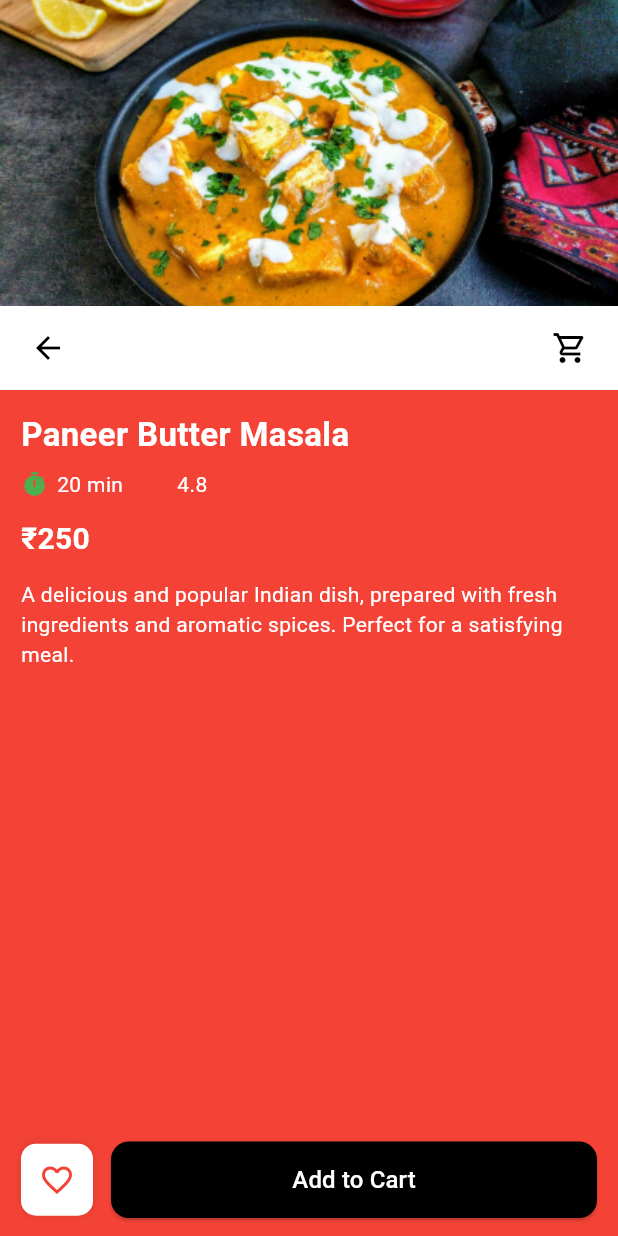
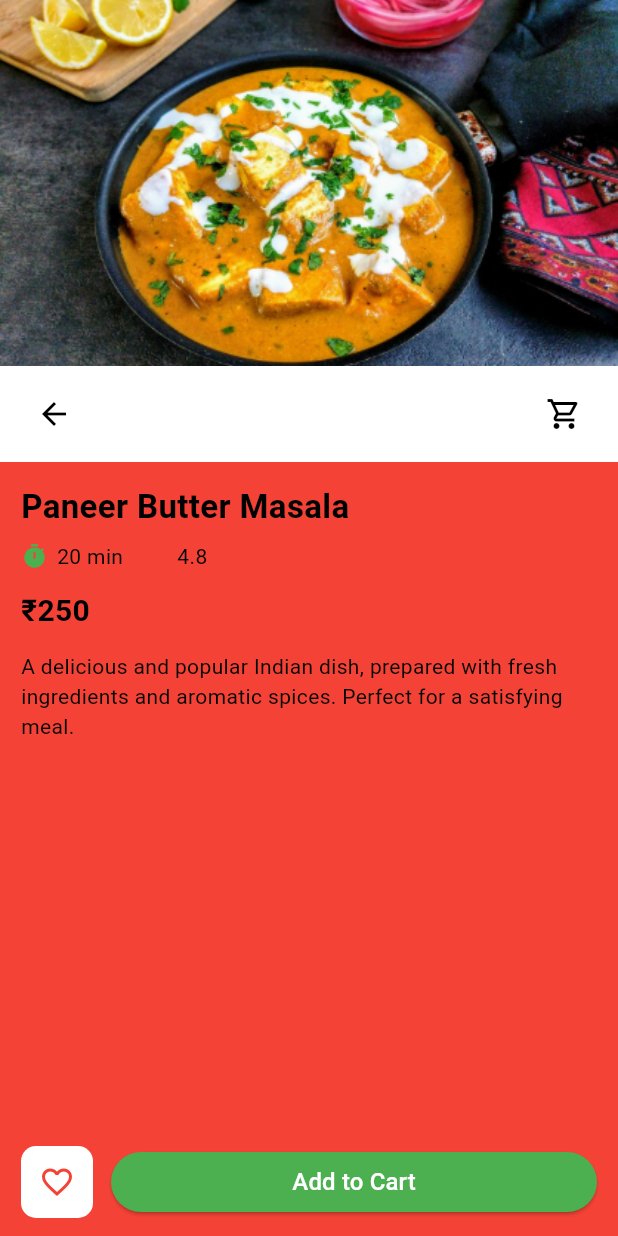
Before and after one commit to VivekRaja984/flutter-food-app, a Flutter app: the screen it shows after launch, after a tap on "Paneer Butter Masala", on a phone screen of 412 x 824 dp. Run offline on Flutter 3.47's test engine with Material 3 defaults, Android fonts, the phone set to English and light mode, and no system bars.

Commit message:
Updated Flutter project with new changes

```diff
--- a/lib/details_screen.dart
+++ b/lib/details_screen.dart
@@ -11,41 +11,41 @@ class DetailsScreen extends StatelessWidget {
       body: SafeArea(
         child: Column(
           children: [
-            // Image with buttons in a row
-            Container(
-              height: 260,
-              width: double.infinity,
-              child: Column(
-                children: [
+            // Fullscreen Image on top
             Expanded(
               child: Image.asset(
                 dish['image']!,
-                      width: double.infinity,
-                      height: double.infinity,
-                      fit: BoxFit.cover,
+                width: double.infinity,   // fill width
+                height: double.infinity,  // fill height
+                fit: BoxFit.cover,        // stretch image proportionally
               ),
             ),
+
+            // Top buttons row (back + cart)
             Container(
               color: Colors.white,
               padding: EdgeInsets.symmetric(horizontal: 12, vertical: 8),
               child: Row(
                 mainAxisAlignment: MainAxisAlignment.spaceBetween,
                 children: [
-                        CircleAvatar(
-                          backgroundColor: Colors.white70,
+                  Container(
+                    decoration: BoxDecoration(
+                      color: Colors.white70,
+                      borderRadius: BorderRadius.circular(10),
+                    ),
                     child: IconButton(
                       icon: Icon(Icons.arrow_back, color: Colors.black),
                       onPressed: () => Navigator.pop(context),
                     ),
                   ),
-                        CircleAvatar(
-                          backgroundColor: Colors.white70,
+                  Container(
+                    decoration: BoxDecoration(
+                      color: Colors.white70,
+                      borderRadius: BorderRadius.circular(10),
+                    ),
                     child: IconButton(
                       icon: Icon(Icons.shopping_cart_outlined, color: Colors.black),
                       onPressed: () {},
-                          ),
-                        ),
-                      ],
                     ),
                   ),
                 ],
@@ -58,31 +58,38 @@ class DetailsScreen extends StatelessWidget {
               child: Column(
                 crossAxisAlignment: CrossAxisAlignment.start,
                 children: [
-                  Text(dish['name']!, style: TextStyle(fontSize: 22, fontWeight: FontWeight.bold,color: Colors.white)),
+                  Text(
+                    dish['name']!,
+                    style: TextStyle(fontSize: 22, fontWeight: FontWeight.bold, color: Colors.black),
+                  ),
                   SizedBox(height: 8),
                   Row(
                     children: [
                       Icon(Icons.timer, color: Colors.green, size: 18),
                       SizedBox(width: 6),
-                      Text(dish['time']!,style: TextStyle(color: Colors.white),),
+                      Text(dish['time']!, style: TextStyle(color: Colors.black)),
                       SizedBox(width: 12),
                       Icon(Icons.star, color: Colors.red, size: 18),
                       SizedBox(width: 6),
-                      Text(dish['rating']!,style: TextStyle(color: Colors.white),),
+                      Text(dish['rating']!, style: TextStyle(color: Colors.black)),
                     ],
                   ),
                   SizedBox(height: 12),
-                  Text(dish['price']!, style: TextStyle(fontSize: 20, fontWeight: FontWeight.bold,color: Colors.white)),
+                  Text(
+                    dish['price']!,
+                    style: TextStyle(fontSize: 20, fontWeight: FontWeight.bold, color: Colors.black),
+                  ),
                   SizedBox(height: 12),
                   Text(
                     'A delicious and popular Indian dish, prepared with fresh ingredients and aromatic spices. Perfect for a satisfying meal.',
-                    style: TextStyle(fontSize: 14,color: Colors.white),
+                    style: TextStyle(fontSize: 14, color: Colors.black),
                   ),
                 ],
               ),
             ),
 
-            Spacer(),
+            Expanded(child: Container()),
+
             // bottom bar
             Padding(
               padding: EdgeInsets.symmetric(horizontal: 14.0, vertical: 12),
@@ -92,7 +99,6 @@ class DetailsScreen extends StatelessWidget {
                     decoration: BoxDecoration(
                       color: Colors.white,
                       borderRadius: BorderRadius.circular(10),
-                      boxShadow: [BoxShadow(color: Colors.black12, blurRadius: 4)],
                     ),
                     child: IconButton(
                       icon: Icon(Icons.favorite_border, color: Colors.red),
@@ -103,12 +109,13 @@ class DetailsScreen extends StatelessWidget {
                   Expanded(
                     child: ElevatedButton(
                       onPressed: () {},
+                      child: Text(
+                        'Add to Cart',
+                        style: TextStyle(fontSize: 16, color: Colors.white),
+                      ),
                       style: ElevatedButton.styleFrom(
-                        backgroundColor: Colors.black,
-                        padding: EdgeInsets.symmetric(vertical: 14),
-                        shape: RoundedRectangleBorder(borderRadius: BorderRadius.circular(12)),
+                        backgroundColor: Colors.green
                       ),
-                      child: Text('Add to Cart', style: TextStyle(fontSize: 16,color: Colors.white)),
                     ),
                   ),
                 ],
--- a/lib/menu_screen.dart
+++ b/lib/menu_screen.dart
@@ -52,14 +52,7 @@ class menu_screen extends StatelessWidget {
                   decoration: InputDecoration(
                     prefixIcon: Icon(Icons.search),
                     hintText: 'search',
-                    enabledBorder: OutlineInputBorder(
-                      borderRadius: BorderRadius.circular(11),
-                        borderSide: BorderSide(color: Colors.white)
-                    ),
-                    focusedBorder: OutlineInputBorder(
-                      borderRadius: BorderRadius.circular(10),
-                      borderSide: BorderSide(color: Colors.white,width: 2)
-                    )
+
                   ),
                 ),
               ),
@@ -131,33 +124,22 @@ class menu_screen extends StatelessWidget {
               ),
             ),
           ),
-        ],
-      ),
-      bottomNavigationBar: Container(
+          Container(
             color: Colors.white,
             padding: EdgeInsets.symmetric(vertical: 8),
             child: Row(
               mainAxisAlignment: MainAxisAlignment.spaceAround,
               children: [
-            IconButton(
-              icon: Icon(Icons.menu, color: Colors.teal),
-              onPressed: () {},
+                IconButton(icon: Icon(Icons.menu, color: Colors.teal), onPressed: () {}),
+                IconButton(icon: Icon(Icons.favorite_border, color: Colors.grey), onPressed: () {}),
+                IconButton(icon: Icon(Icons.calendar_today, color: Colors.grey), onPressed: () {}),
+                IconButton(icon: Icon(Icons.person_outline, color: Colors.grey), onPressed: () {}),
+              ],
             ),
-            IconButton(
-              icon: Icon(Icons.favorite_border, color: Colors.grey),
-              onPressed: () {},
-            ),
-            IconButton(
-              icon: Icon(Icons.calendar_today, color: Colors.grey),
-              onPressed: () {},
-            ),
-            IconButton(
-              icon: Icon(Icons.person_outline, color: Colors.grey),
-              onPressed: () {},
           ),
         ],
       ),
-      ),
+
     );
   }
 }
```
Lines whose indentation alone changed are shown as unchanged.
